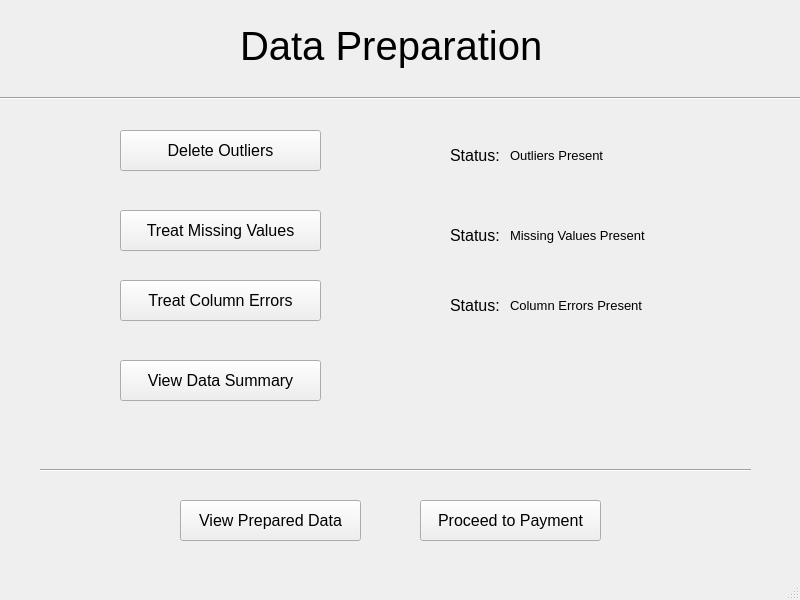
Above: preparedata.ui from SyedMTaseen/DataSeed before the change. Below: the same form after it.
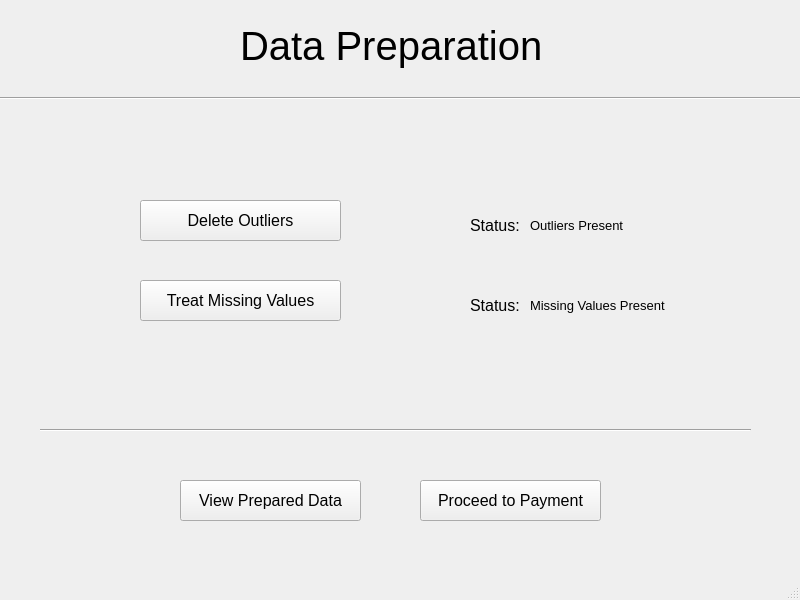
That is the form after the change.

Commit message: labels and export set

What changed in the file:
```diff
--- a/preparedata.ui
+++ b/preparedata.ui
@@ -48,8 +48,8 @@
    <widget class="QLabel" name="label_2">
     <property name="geometry">
      <rect>
-      <x>450</x>
-      <y>140</y>
+      <x>470</x>
+      <y>210</y>
       <width>51</width>
       <height>31</height>
      </rect>
@@ -66,8 +66,8 @@
    <widget class="QPushButton" name="outbtn">
     <property name="geometry">
      <rect>
-      <x>120</x>
-      <y>130</y>
+      <x>140</x>
+      <y>200</y>
       <width>201</width>
       <height>41</height>
      </rect>
@@ -81,29 +81,11 @@
      <string>Delete Outliers</string>
     </property>
    </widget>
-   <widget class="QPushButton" name="colbtn">
-    <property name="geometry">
-     <rect>
-      <x>120</x>
-      <y>280</y>
-      <width>201</width>
-      <height>41</height>
-     </rect>
-    </property>
-    <property name="font">
-     <font>
-      <pointsize>12</pointsize>
-     </font>
-    </property>
-    <property name="text">
-     <string>Treat Column Errors</string>
-    </property>
-   </widget>
    <widget class="QLabel" name="label_5">
     <property name="geometry">
      <rect>
-      <x>450</x>
-      <y>220</y>
+      <x>470</x>
+      <y>290</y>
       <width>71</width>
       <height>31</height>
      </rect>
@@ -120,8 +102,8 @@
    <widget class="QPushButton" name="missbtn">
     <property name="geometry">
      <rect>
-      <x>120</x>
-      <y>210</y>
+      <x>140</x>
+      <y>280</y>
       <width>201</width>
       <height>41</height>
      </rect>
@@ -135,29 +117,11 @@
      <string>Treat Missing Values</string>
     </property>
    </widget>
-   <widget class="QPushButton" name="summbtn">
-    <property name="geometry">
-     <rect>
-      <x>120</x>
-      <y>360</y>
-      <width>201</width>
-      <height>41</height>
-     </rect>
-    </property>
-    <property name="font">
-     <font>
-      <pointsize>12</pointsize>
-     </font>
-    </property>
-    <property name="text">
-     <string>View Data Summary</string>
-    </property>
-   </widget>
    <widget class="QLabel" name="outst">
     <property name="geometry">
      <rect>
-      <x>510</x>
-      <y>140</y>
+      <x>530</x>
+      <y>210</y>
       <width>101</width>
       <height>31</height>
      </rect>
@@ -174,8 +138,8 @@
    <widget class="QLabel" name="missst">
     <property name="geometry">
      <rect>
-      <x>510</x>
-      <y>220</y>
+      <x>530</x>
+      <y>290</y>
       <width>141</width>
       <height>31</height>
      </rect>
@@ -189,47 +153,11 @@
      <string>Missing Values Present</string>
     </property>
    </widget>
-   <widget class="QLabel" name="colst">
-    <property name="geometry">
-     <rect>
-      <x>510</x>
-      <y>290</y>
-      <width>141</width>
-      <height>31</height>
-     </rect>
-    </property>
-    <property name="font">
-     <font>
-      <pointsize>10</pointsize>
-     </font>
-    </property>
-    <property name="text">
-     <string>Column Errors Present</string>
-    </property>
-   </widget>
-   <widget class="QLabel" name="label_3">
-    <property name="geometry">
-     <rect>
-      <x>450</x>
-      <y>290</y>
-      <width>51</width>
-      <height>31</height>
-     </rect>
-    </property>
-    <property name="font">
-     <font>
-      <pointsize>12</pointsize>
-     </font>
-    </property>
-    <property name="text">
-     <string>Status:</string>
-    </property>
-   </widget>
    <widget class="Line" name="line_2">
     <property name="geometry">
      <rect>
       <x>40</x>
-      <y>460</y>
+      <y>420</y>
       <width>711</width>
       <height>20</height>
      </rect>
@@ -242,7 +170,7 @@
     <property name="geometry">
      <rect>
       <x>420</x>
-      <y>500</y>
+      <y>480</y>
       <width>181</width>
       <height>41</height>
      </rect>
@@ -260,7 +188,7 @@
     <property name="geometry">
      <rect>
       <x>180</x>
-      <y>500</y>
+      <y>480</y>
       <width>181</width>
       <height>41</height>
      </rect>
```
The commit also changes 1 other file.
